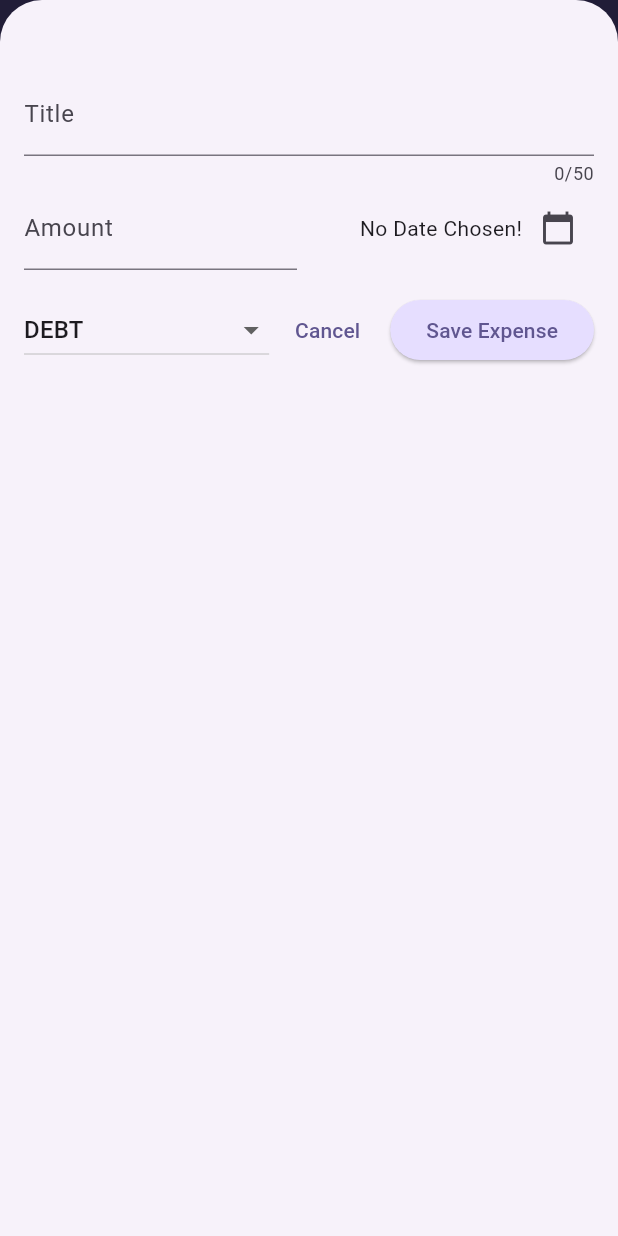
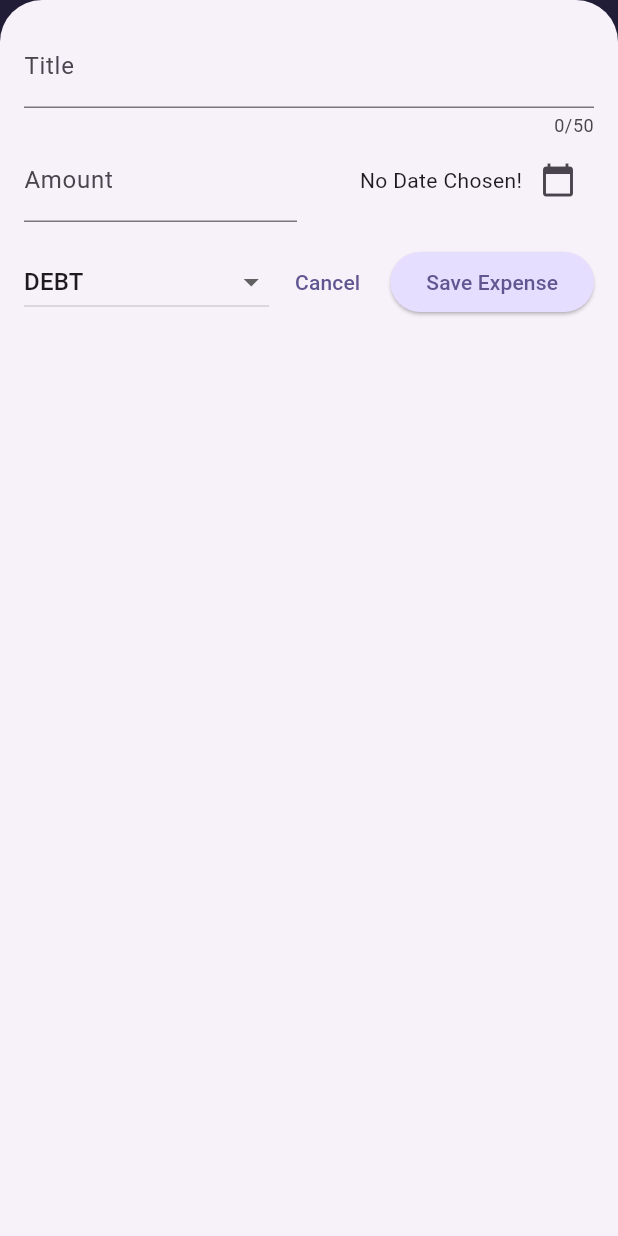
Before and after one commit to Rujalrambo/responsive-expense-tracker, a Flutter app: the screen it shows after launch, after a tap on the "add" icon, on a phone screen of 412 x 824 dp. Run offline on Flutter 3.47's test engine with Material 3 defaults, Android fonts, the phone set to English and light mode, and no system bars.

```diff
--- a/lib/widgets/new_expense.dart
+++ b/lib/widgets/new_expense.dart
@@ -1,5 +1,8 @@
+import 'dart:io';
+
 import 'package:responsive_expense_tracker/models/expense.dart';
 import 'package:flutter/material.dart';
+import 'package:flutter/cupertino.dart';
 
 class NewExpense extends StatefulWidget {
   const NewExpense({super.key, required this.onAddExpense});
@@ -32,13 +35,27 @@ class _NewExpenseState extends State<NewExpense> {
     });
   }
 
-  void _submitExpenseData() {
-    final enteredAmount = double.tryParse(_amountController.text);
-    final amountIsInvalid = enteredAmount == null || enteredAmount <= 0;
-
-    if (_titleController.text.trim().isEmpty ||
-        amountIsInvalid ||
-        _selectedDate == null) {
+  void _showDialog() {
+    if (Platform.isIOS) {
+      showCupertinoDialog(
+        context: context,
+        builder:
+            (ctx) => CupertinoAlertDialog(
+              title: const Text('Invalid Input'),
+              content: const Text(
+                'Please make sure a valid title, amount, date and category was entered.',
+              ),
+              actions: [
+                CupertinoDialogAction(
+                  onPressed: () {
+                    Navigator.pop(ctx);
+                  },
+                  child: const Text('Okay'),
+                ),
+              ],
+            ),
+      );
+    } else {
       showDialog(
         context: context,
         builder:
@@ -57,6 +74,17 @@ class _NewExpenseState extends State<NewExpense> {
               ],
             ),
       );
+    }
+  }
+
+  void _submitExpenseData() {
+    final enteredAmount = double.tryParse(_amountController.text);
+    final amountIsInvalid = enteredAmount == null || enteredAmount <= 0;
+
+    if (_titleController.text.trim().isEmpty ||
+        amountIsInvalid ||
+        _selectedDate == null) {
+      _showDialog();
       return;
     }
 
@@ -80,15 +108,91 @@ class _NewExpenseState extends State<NewExpense> {
 
   @override
   Widget build(BuildContext context) {
-    return Padding(
-      padding: EdgeInsets.fromLTRB(16, 48, 16, 16),
+    final keyboardSpace = MediaQuery.of(context).viewInsets.bottom;
+    return LayoutBuilder(
+      builder: (ctx, constraints) {
+        final width = constraints.maxWidth;
+        return SizedBox(
+          height: double.infinity,
+          child: SingleChildScrollView(
+            child: Padding(
+              padding: EdgeInsets.fromLTRB(16, 16, 16, keyboardSpace + 16),
               child: Column(
                 children: [
+                  if (width >= 600)
+                    Row(
+                      crossAxisAlignment: CrossAxisAlignment.start,
+                      children: [
+                        Expanded(
+                          child: TextField(
+                            controller: _titleController,
+                            maxLength: 50,
+                            decoration: InputDecoration(label: Text('Title')),
+                          ),
+                        ),
+                        const SizedBox(width: 16),
+                        Expanded(
+                          child: TextField(
+                            controller: _amountController,
+                            keyboardType: TextInputType.number,
+                            decoration: InputDecoration(
+                              prefixText: '\$',
+                              label: Text('Amount'),
+                            ),
+                          ),
+                        ),
+                      ],
+                    )
+                  else
                     TextField(
                       controller: _titleController,
                       maxLength: 50,
                       decoration: InputDecoration(label: Text('Title')),
                     ),
+                  if (width >= 600)
+                    Row(
+                      children: [
+                        DropdownButton(
+                          value: _selectedCategory,
+                          items:
+                              Category.values
+                                  .map(
+                                    (category) => DropdownMenuItem(
+                                      value: category,
+                                      child: Text(category.name.toUpperCase()),
+                                    ),
+                                  )
+                                  .toList(),
+                          onChanged: (value) {
+                            if (value == null) {
+                              return;
+                            }
+                            setState(() {
+                              _selectedCategory = value;
+                            });
+                          },
+                        ),
+                        const SizedBox(width: 16),
+                        Expanded(
+                          child: Row(
+                            mainAxisAlignment: MainAxisAlignment.end,
+                            crossAxisAlignment: CrossAxisAlignment.center,
+                            children: [
+                              Text(
+                                _selectedDate == null
+                                    ? 'No Date Chosen!'
+                                    : formatter.format(_selectedDate!),
+                              ),
+                              IconButton(
+                                onPressed: _presentDatePicker,
+                                icon: Icon(Icons.calendar_today),
+                              ),
+                            ],
+                          ),
+                        ),
+                      ],
+                    )
+                  else
                     Row(
                       children: [
                         Expanded(
@@ -122,6 +226,24 @@ class _NewExpenseState extends State<NewExpense> {
                       ],
                     ),
                   const SizedBox(height: 16),
+                  if (width >= 600)
+                    Row(
+                      children: [
+                        const Spacer(),
+                        TextButton(
+                          onPressed: () {
+                            Navigator.pop(context);
+                          },
+                          child: const Text('Cancel'),
+                        ),
+                        const SizedBox(width: 8),
+                        ElevatedButton(
+                          onPressed: _submitExpenseData,
+                          child: Text('Save Expense'),
+                        ),
+                      ],
+                    )
+                  else
                     Row(
                       children: [
                         DropdownButton(
@@ -160,6 +282,10 @@ class _NewExpenseState extends State<NewExpense> {
                     ),
                 ],
               ),
+            ),
+          ),
+        );
+      },
     );
   }
 }
```
Lines whose indentation alone changed are shown as unchanged.
